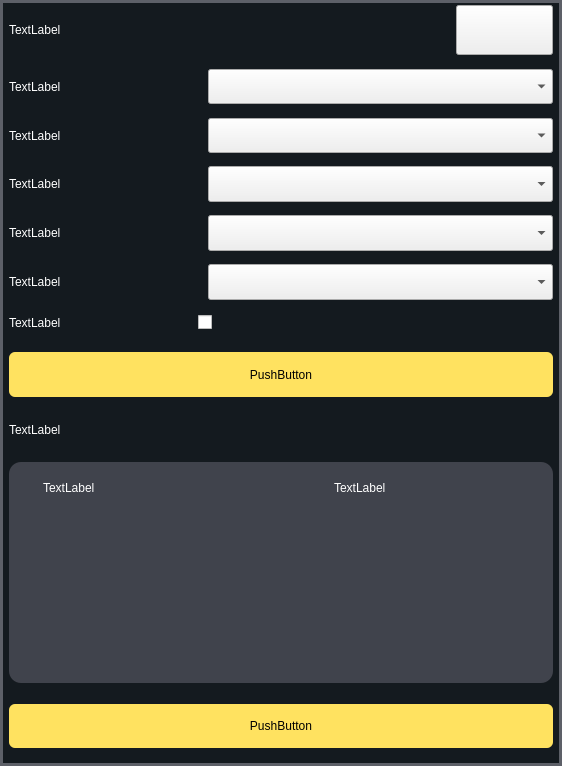
Before: the Qt Designer form tasklist/widgetaddtask.ui in LongyuHe1990/AgvMonitor, drawn with Qt 5.
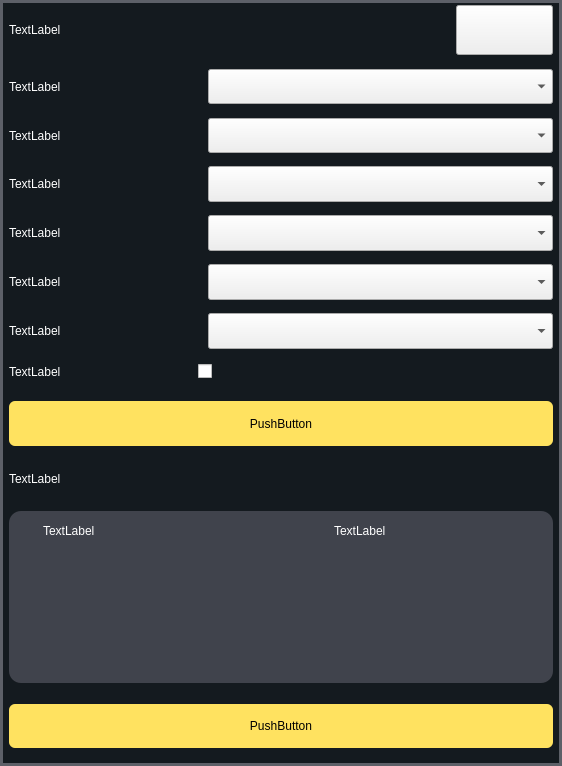
After: the same form once the commit is applied. Icons and pictures are not drawn.

Patch:
```diff
--- a/tasklist/widgetaddtask.ui
+++ b/tasklist/widgetaddtask.ui
@@ -38,7 +38,7 @@
       <string notr="true">#widget_3{background-color:rgb(20, 26, 31);border:3px solid #5d6068;}
 </string>
      </property>
-     <layout class="QVBoxLayout" name="verticalLayout" stretch="34,9,24,9,24,9,24,9,24,9,24,9,24,13,30,11,22,11,149,14,30">
+     <layout class="QVBoxLayout" name="verticalLayout" stretch="34,9,24,9,24,9,24,9,24,9,24,9,24,9,24,13,30,11,22,11,116,14,30">
       <property name="spacing">
        <number>0</number>
       </property>
@@ -164,6 +164,78 @@
         </property>
        </spacer>
       </item>
+      <item>
+       <widget class="QWidget" name="widget_4" native="true">
+        <property name="styleSheet">
+         <string notr="true">#widget_4{background-color: rgba(255, 255, 255, 0);}</string>
+        </property>
+        <layout class="QHBoxLayout" name="horizontalLayout_12" stretch="60,6,114">
+         <property name="spacing">
+          <number>0</number>
+         </property>
+         <property name="leftMargin">
+          <number>0</number>
+         </property>
+         <property name="topMargin">
+          <number>0</number>
+         </property>
+         <property name="rightMargin">
+          <number>0</number>
+         </property>
+         <property name="bottomMargin">
+          <number>0</number>
+         </property>
+         <item>
+          <widget class="QLabel" name="label_agvFloor">
+           <property name="styleSheet">
+            <string notr="true">QLabel{background-color: rgb(255, 255, 255, 0);color: rgb(255, 255, 255);border:none;}
+
+</string>
+           </property>
+           <property name="text">
+            <string>TextLabel</string>
+           </property>
+          </widget>
+         </item>
+         <item>
+          <spacer name="horizontalSpacer_5">
+           <property name="orientation">
+            <enum>Qt::Horizontal</enum>
+           </property>
+           <property name="sizeHint" stdset="0">
+            <size>
+             <width>15</width>
+             <height>20</height>
+            </size>
+           </property>
+          </spacer>
+         </item>
+         <item>
+          <widget class="QComboBox" name="comboBox_agvFloor">
+           <property name="sizePolicy">
+            <sizepolicy hsizetype="Preferred" vsizetype="Preferred">
+             <horstretch>0</horstretch>
+             <verstretch>0</verstretch>
+            </sizepolicy>
+           </property>
+          </widget>
+         </item>
+        </layout>
+       </widget>
+      </item>
+      <item>
+       <spacer name="verticalSpacer_12">
+        <property name="orientation">
+         <enum>Qt::Vertical</enum>
+        </property>
+        <property name="sizeHint" stdset="0">
+         <size>
+          <width>20</width>
+          <height>40</height>
+         </size>
+        </property>
+       </spacer>
+      </item>
       <item>
        <layout class="QHBoxLayout" name="horizontalLayout_6" stretch="60,6,114">
         <property name="spacing">
@@ -274,61 +346,6 @@
         </property>
        </spacer>
       </item>
-      <item>
-       <layout class="QHBoxLayout" name="horizontalLayout_3" stretch="60,6,114">
-        <property name="spacing">
-         <number>0</number>
-        </property>
-        <item>
-         <widget class="QLabel" name="label_agvFloor">
-          <property name="styleSheet">
-           <string notr="true">QLabel{background-color: rgb(255, 255, 255, 0);color: rgb(255, 255, 255);border:none;}
-
-</string>
-          </property>
-          <property name="text">
-           <string>TextLabel</string>
-          </property>
-         </widget>
-        </item>
-        <item>
-         <spacer name="horizontalSpacer_5">
-          <property name="orientation">
-           <enum>Qt::Horizontal</enum>
-          </property>
-          <property name="sizeHint" stdset="0">
-           <size>
-            <width>40</width>
-            <height>20</height>
-           </size>
-          </property>
-         </spacer>
-        </item>
-        <item>
-         <widget class="QComboBox" name="comboBox_agvFloor">
-          <property name="sizePolicy">
-           <sizepolicy hsizetype="Preferred" vsizetype="Preferred">
-            <horstretch>0</horstretch>
-            <verstretch>0</verstretch>
-           </sizepolicy>
-          </property>
-         </widget>
-        </item>
-       </layout>
-      </item>
-      <item>
-       <spacer name="verticalSpacer_6">
-        <property name="orientation">
-         <enum>Qt::Vertical</enum>
-        </property>
-        <property name="sizeHint" stdset="0">
-         <size>
-          <width>20</width>
-          <height>40</height>
-         </size>
-        </property>
-       </spacer>
-      </item>
       <item>
        <layout class="QHBoxLayout" name="horizontalLayout_4" stretch="60,6,114">
         <property name="spacing">
@@ -384,6 +401,61 @@
         </property>
        </spacer>
       </item>
+      <item>
+       <layout class="QHBoxLayout" name="horizontalLayout_9" stretch="60,6,114">
+        <property name="spacing">
+         <number>0</number>
+        </property>
+        <item>
+         <widget class="QLabel" name="label_device">
+          <property name="styleSheet">
+           <string notr="true">QLabel{background-color: rgb(255, 255, 255, 0);color: rgb(255, 255, 255);border:none;}
+
+</string>
+          </property>
+          <property name="text">
+           <string>TextLabel</string>
+          </property>
+         </widget>
+        </item>
+        <item>
+         <spacer name="horizontalSpacer_13">
+          <property name="orientation">
+           <enum>Qt::Horizontal</enum>
+          </property>
+          <property name="sizeHint" stdset="0">
+           <size>
+            <width>40</width>
+            <height>20</height>
+           </size>
+          </property>
+         </spacer>
+        </item>
+        <item>
+         <widget class="QComboBox" name="comboBox_device">
+          <property name="sizePolicy">
+           <sizepolicy hsizetype="Preferred" vsizetype="Preferred">
+            <horstretch>0</horstretch>
+            <verstretch>0</verstretch>
+           </sizepolicy>
+          </property>
+         </widget>
+        </item>
+       </layout>
+      </item>
+      <item>
+       <spacer name="verticalSpacer_4">
+        <property name="orientation">
+         <enum>Qt::Vertical</enum>
+        </property>
+        <property name="sizeHint" stdset="0">
+         <size>
+          <width>20</width>
+          <height>40</height>
+         </size>
+        </property>
+       </spacer>
+      </item>
       <item>
        <layout class="QHBoxLayout" name="horizontalLayout_7" stretch="60,6,24,100">
         <property name="spacing">
@@ -633,11 +705,12 @@
               <x>0</x>
               <y>0</y>
               <width>544</width>
-              <height>151</height>
+              <height>115</height>
              </rect>
             </property>
             <property name="styleSheet">
-             <string notr="true">#scrollAreaWidgetContents{background-color:rgba(255, 255, 255, 0);border:none;}</string>
+             <string notr="true">#scrollAreaWidgetContents{background-color: rgba(255, 255, 255,0);}
+</string>
             </property>
             <layout class="QGridLayout" name="gridLayout_2">
              <property name="leftMargin">
```
Left out of the diff: 20 changed lines with no effect on the pictures. Lines whose indentation alone changed are shown as unchanged.
